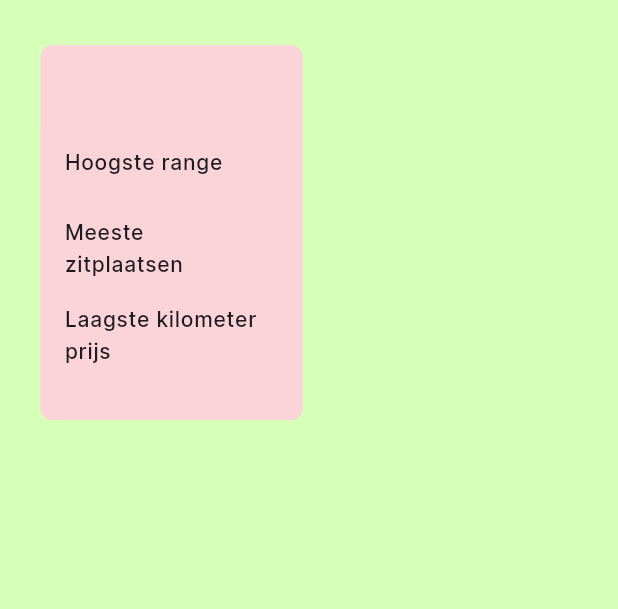
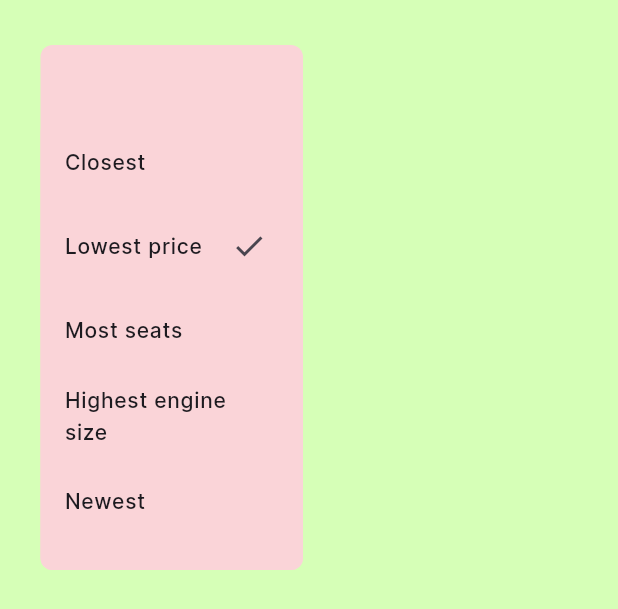
Before and after one commit to BastiaanMeijer2002/MAD, a Flutter app: the SortWidget widget shown alone on an empty page, opened directly with empty values, after a tap on "Sort", on a phone screen of 412 x 824 dp. Shown: the top 609 px of the screen. Run offline on Flutter 3.47's test engine with Material 3 defaults, Android fonts, the phone set to English and light mode, and no system bars; our stand-ins replace flutter_secure_storage, flutter_svg, loading_animation_widget; missing offline and left inert: dotenv; accounts and stored records are empty; network calls fail; project files that could hold a hidden picture were left out.

```diff
--- a/clucknrides/lib/main.dart
+++ b/clucknrides/lib/main.dart
@@ -22,7 +22,7 @@ class MyApp extends StatelessWidget {
         scaffoldBackgroundColor: const Color(0xFFD6FFB7),
         useMaterial3: true,
       ),
-      home: const StartScreen(storage: storage,),
+      home: const StartScreen(storage: storage),
     );
   }
 }
--- a/clucknrides/lib/screens/home_screen/sort_widget/main.dart
+++ b/clucknrides/lib/screens/home_screen/sort_widget/main.dart
@@ -1,14 +1,21 @@
 import 'package:flutter/material.dart';
+import 'package:clucknrides/screens/home_screen/sort_widget/main.dart';
+
+import '../main.dart';
 
 class SortWidget extends StatefulWidget {
   final VoidCallback onPressed;
+  final void Function(CarSortOption) onSortSelected;
+  final CarSortOption currentOption;
 
-  const SortWidget({Key? key, required this.onPressed}) : super(key: key);
-
+  const SortWidget({
+    Key? key,
+    required this.onPressed,
+    required this.onSortSelected, required this.currentOption,
+  }) : super(key: key);
 
   @override
   State<SortWidget> createState() => _SortWidgetState();
-
 }
 
 class _SortWidgetState extends State<SortWidget> {
@@ -21,7 +28,7 @@ class _SortWidgetState extends State<SortWidget> {
         AnimatedContainer(
           margin: const EdgeInsets.only(left: 27, top: 30, right: 0, bottom: 0),
           duration: const Duration(milliseconds: 100),
-            height: showList ? 250.0 : 50.0,
+          height: showList ? 350.0 : 50.0,
           child: GestureDetector(
             onTap: () {
               setState(() {
@@ -48,7 +55,7 @@ class _SortWidgetState extends State<SortWidget> {
                     ),
                   ),
                 ],
-                  )
+              ),
             ),
           ),
         ),
@@ -66,39 +73,11 @@ class _SortWidgetState extends State<SortWidget> {
               ),
               child: ListView(
                 children: [
-                    ListTile(
-                      title: const Text(
-                        "Hoogste range",
-                        style: TextStyle(
-                          fontWeight: FontWeight.w500,
-                          fontSize: 14,
-                        ),
-                      ),
-                      onTap: () {
-                      },
-                    ),
-                    ListTile(
-                      title: const Text(
-                        "Meeste zitplaatsen",
-                        style: TextStyle(
-                          fontWeight: FontWeight.w500,
-                          fontSize: 14,
-                        ),
-                      ),
-                      onTap: () {
-                      },
-                    ),
-                    ListTile(
-                      title: const Text(
-                        "Laagste kilometer prijs",
-                        style: TextStyle(
-                          fontWeight: FontWeight.w500,
-                          fontSize: 14,
-                        ),
-                      ),
-                      onTap: () {
-                      },
-                    ),
+                  buildListTile("Closest", CarSortOption.closest),
+                  buildListTile("Lowest price", CarSortOption.lowestPrice),
+                  buildListTile("Most seats", CarSortOption.highestSeating),
+                  buildListTile("Highest engine size", CarSortOption.highestEngine),
+                  buildListTile("Newest", CarSortOption.newest)
                 ],
               ),
             ),
@@ -106,4 +85,24 @@ class _SortWidgetState extends State<SortWidget> {
       ],
     );
   }
+
+  ListTile buildListTile(String title, CarSortOption option) {
+    bool isSelected = option == widget.currentOption;
+    return ListTile(
+      title: Text(
+        title,
+        style: const TextStyle(
+          fontWeight: FontWeight.w500,
+          fontSize: 14,
+        ),
+      ),
+      trailing: isSelected ? const Icon(Icons.check) : null,
+      onTap: () {
+        widget.onSortSelected(option);
+        setState(() {
+          showList = false;
+        });
+      },
+    );
   }
+}
--- a/clucknrides/lib/services/is_available.dart
+++ b/clucknrides/lib/services/is_available.dart
@@ -7,7 +7,7 @@ Future<bool> isAvailable(FlutterSecureStorage storage, Car car) async {
   List<Rental> rentals = await fetchRentals(storage);
 
   for (Rental rental in rentals) {
-    if (rental.car.toJson().toString() == car.toJson().toString()) {
+    if (rental.car.toJson().toString() == car.toJson().toString() && rental.state != "RETURNED") {
       return false;
     }
   }
```
Also changed, not shown: clucknrides/lib/models/Car.dart (+8 -0 lines), clucknrides/lib/screens/home_screen/main.dart (+48 -4 lines), clucknrides/lib/screens/car_screen/main.dart (indentation only). Lines whose indentation alone changed are shown as unchanged.
